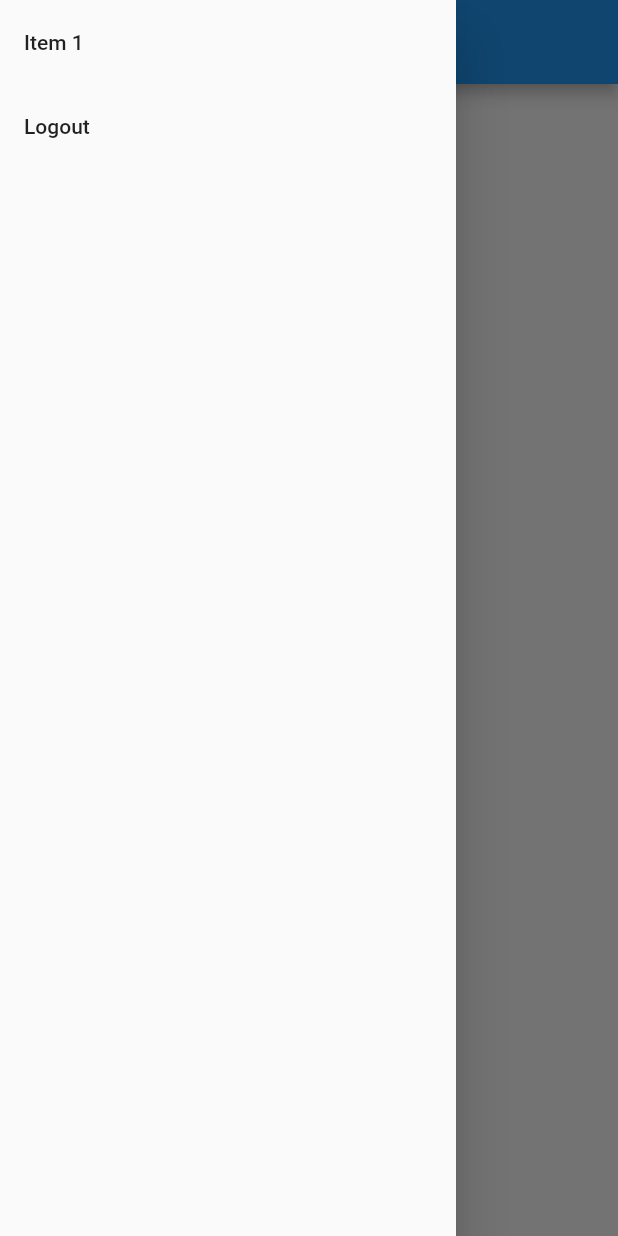
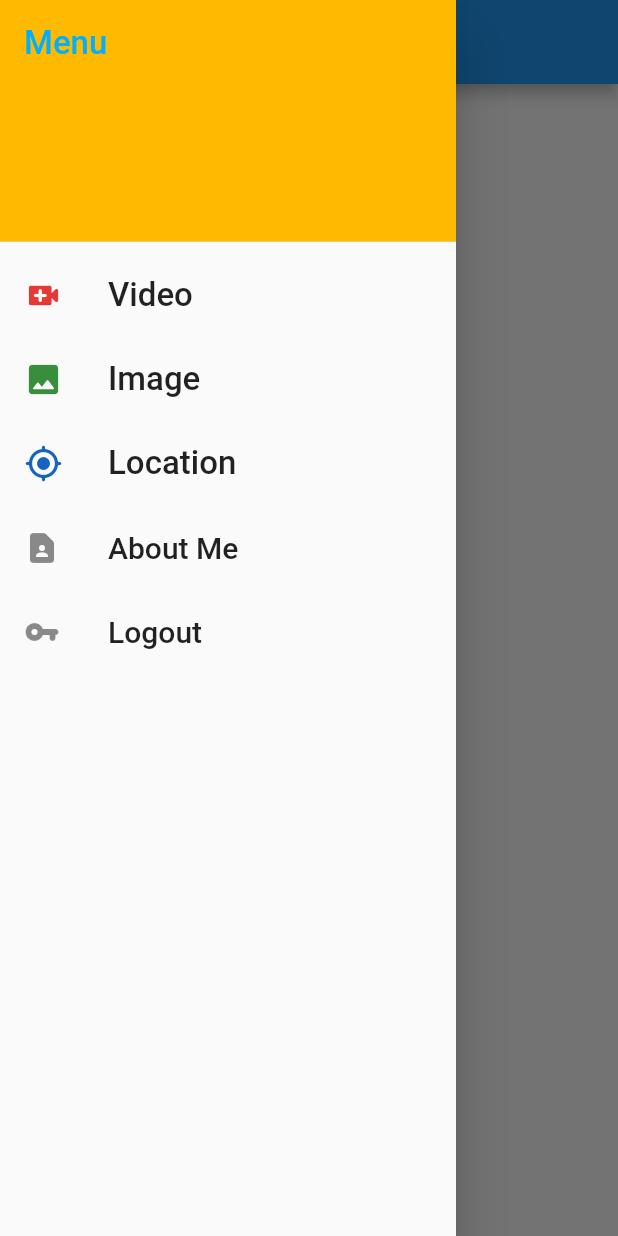
Before and after one commit to atmoloza1234/mobileweek1, a Flutter app: the Dashboard screen opened by its route, with the side drawer open, on a phone screen of 412 x 824 dp. Run offline on Flutter 3.47's test engine with Material 2 defaults, Android fonts, the phone set to English and light mode, and no system bars; our stand-ins replace better_player, flutter_spinkit, geocoding, geolocator, image_picker, sembast and 1 more; network calls fail.

Commit message:
update location takePhoto And addVideo

```diff
--- a/lib/main.dart
+++ b/lib/main.dart
@@ -3,11 +3,14 @@
 //import 'home.dart';
 import 'package:mobile1/config/constant.dart';
 import 'package:mobile1/screen/dashboard.dart';
+import 'package:mobile1/screen/img.dart';
 import 'package:mobile1/screen/index.dart';
 
 import 'package:flutter/material.dart';
+import 'package:mobile1/screen/location.dart';
 import 'package:mobile1/screen/login.dart';
 import 'package:mobile1/screen/register.dart';
+import 'package:mobile1/screen/video.dart';
 
 void main() => runApp(KMUTNB());
 
@@ -28,6 +31,9 @@ class KMUTNB extends StatelessWidget {
         'Login': (context) => Login(),
         'Register': (context) => Register(),
         'Dashboard': (context) => Dashboard(),
+        'PacImage': (context) => PacImage(),
+        'PacVideo': (context) => PacVideo(),
+        'PacLocation': (context) => PacLocation(),
       },
       theme: ThemeData(
         primaryColor: pcolor,
--- a/lib/screen/dashboard.dart
+++ b/lib/screen/dashboard.dart
@@ -1,11 +1,11 @@
-import 'dart:ffi';
-
 import 'package:flutter/cupertino.dart';
 import 'package:flutter/material.dart';
 import 'package:flutter/rendering.dart';
 import 'package:flutter_spinkit/flutter_spinkit.dart';
 import 'package:http/http.dart' as http;
+import 'package:mobile1/config/constant.dart';
 import 'package:mobile1/model/tct.dart';
+import 'package:mobile1/screen/img.dart';
 
 class Dashboard extends StatefulWidget {
   const Dashboard({Key? key}) : super(key: key);
@@ -98,29 +98,90 @@ class _DashboardState extends State<Dashboard> {
           ),
         ),
         drawer: Drawer(
-          // Add a ListView to the drawer. This ensures the user can scroll
-          // through the options in the drawer if there isn't enough vertical
-          // space to fit everything.
           child: ListView(
-            // Important: Remove any padding from the ListView.
             padding: EdgeInsets.zero,
             children: [
+              DrawerHeader(
+                decoration: BoxDecoration(
+                  color: pcolor,
+                ),
+                child: Text(
+                  "Menu",
+                  style: TextStyle(
+                    fontSize: 22,
+                    color: Colors.lightBlueAccent[400],
+                  ),
+                ),
+              ),
               ListTile(
-                title: const Text('Item 1'),
+                title: Text(
+                  "Video",
+                  style: TextStyle(
+                    fontSize: 22,
+                  ),
+                ),
                 onTap: () {
-                  // Update the state of the app
-                  // ...
-                  // Then close the drawer
+                  Navigator.popAndPushNamed(context, "PacVideo");
+                },
+                leading: Icon(
+                  Icons.video_call_rounded,
+                  size: 26,
+                  color: Colors.red[600],
+                ),
+              ),
+              ListTile(
+                title: Text(
+                  "Image",
+                  style: TextStyle(
+                    fontSize: 22,
+                  ),
+                ),
+                onTap: () {
+                  Navigator.popAndPushNamed(context, "PacImage");
+                },
+                leading: Icon(
+                  Icons.image_rounded,
+                  size: 26,
+                  color: Colors.green[700],
+                ),
+              ),
+              ListTile(
+                title: Text(
+                  "Location",
+                  style: TextStyle(
+                    fontSize: 22,
+                  ),
+                ),
+                onTap: () {
+                  Navigator.popAndPushNamed(context, "PacLocation");
+                },
+                leading: Icon(
+                  Icons.gps_fixed_rounded,
+                  size: 26,
+                  color: Colors.blue[800],
+                ),
+              ),
+              ListTile(
+                title: Text(
+                  'About Me',
+                  style: TextStyle(
+                    fontSize: 20,
+                  ),
+                ),
+                leading: Icon(Icons.contact_page_rounded),
+                onTap: () {
                   Navigator.pop(context);
                 },
               ),
               ListTile(
-                title: const Text('Logout'),
+                title: Text(
+                  'Logout',
+                  style: TextStyle(
+                    fontSize: 20,
+                  ),
+                ),
+                leading: Icon(Icons.vpn_key_rounded),
                 onTap: () {
-                  // Update the state of the app
-                  // ...
-                  // Then close the drawer
-
                   Navigator.popAndPushNamed(context, "Login");
                 },
               ),
--- a/pubspec.yaml
+++ b/pubspec.yaml
@@ -32,6 +32,12 @@ dependencies:
   path: ^1.8.0
   http: ^0.13.3
   flutter_spinkit: ^5.1.0
+  video_player: ^2.2.3
+  better_player: ^0.0.73
+  image_picker: ^0.8.4+1
+  location: ^4.3.0
+  geolocator: ^7.7.0
+  geocoding: ^2.0.1
 
 
 dev_dependencies:
```
Also changed, not shown: lib/screen/img.dart (added, +52 -0 lines), lib/screen/location.dart (added, +72 -0 lines), lib/screen/video.dart (added, +35 -0 lines), pubspec.lock, 3 other files.
